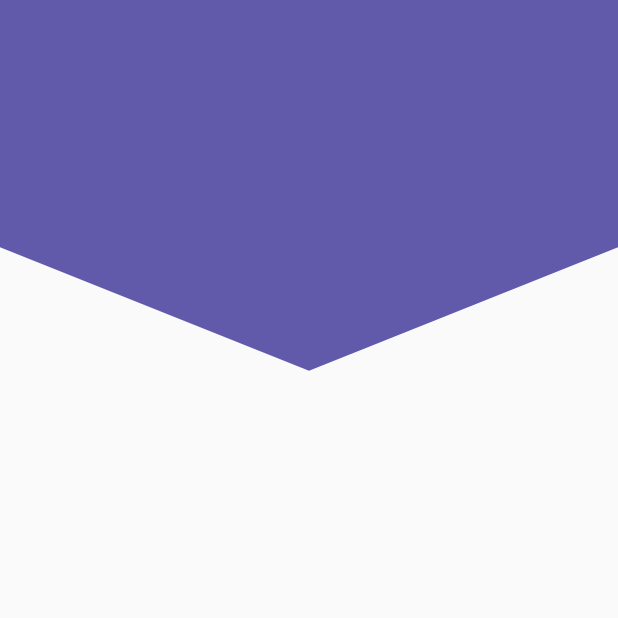
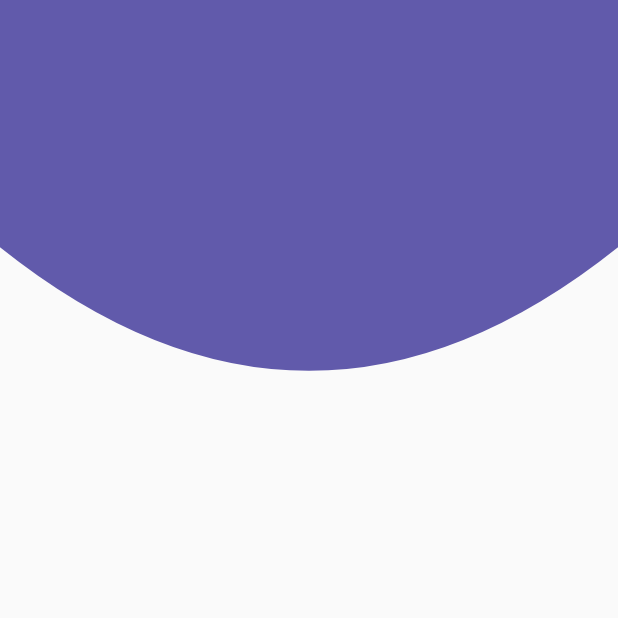
Before and after one commit to CesarArellano/Curso-Flutter-Intermedio, a Flutter app: the screen it shows after launch, on a phone screen of 412 x 824 dp, the top half of it. Run offline on Flutter 3.47's test engine with Material 2 defaults, Android fonts, the phone set to English and light mode, and no system bars.

Commit message:
Creating Curved Header

```diff
--- a/disenos_app/lib/src/pages/headers_page.dart
+++ b/disenos_app/lib/src/pages/headers_page.dart
@@ -7,7 +7,7 @@
   @override
   Widget build(BuildContext context) {
     return Scaffold(
-      body: PeakHeader()
+      body: CurvedHeader()
     );
   }
 }
--- a/disenos_app/lib/src/widgets/headers.dart
+++ b/disenos_app/lib/src/widgets/headers.dart
@@ -154,3 +154,44 @@
   }
 
 }
+
+class CurvedHeader extends StatelessWidget {
+
+  @override
+  Widget build(BuildContext context) {
+    return Container(
+      width: double.infinity,
+      height: double.infinity,
+      child: CustomPaint(
+        painter: _CurvedHeaderPainter(),
+      ),
+    );
+  }
+}
+
+class _CurvedHeaderPainter extends CustomPainter {
+  @override
+  void paint(Canvas canvas, Size size) {
+    final pencil = Paint();
+
+    // Properties
+    pencil.color = Color(0xff615AAB);
+    pencil.style = PaintingStyle.fill; // .stoke
+    pencil.strokeWidth = 2.0;
+
+    final path = Path();
+
+    path.lineTo(0, size.height * 0.2);
+    path.quadraticBezierTo(size.width * 0.5, size.height * 0.4, size.width, size.height * 0.2);
+    path.lineTo(size.width, 0);
+
+    canvas.drawPath(path, pencil);
+
+  }
+
+  @override
+  bool shouldRepaint(covariant CustomPainter oldDelegate) {
+    return true;
+  }
+
+}
```
